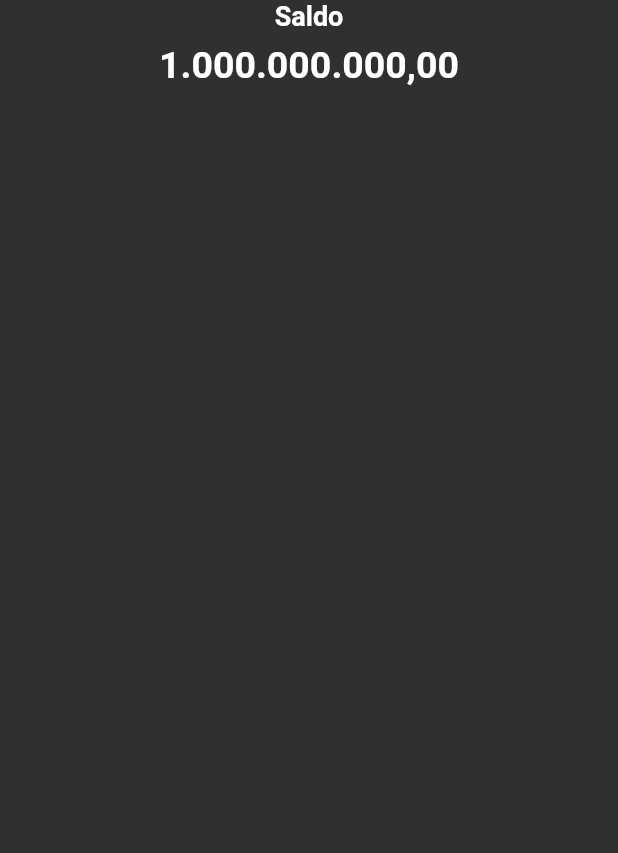
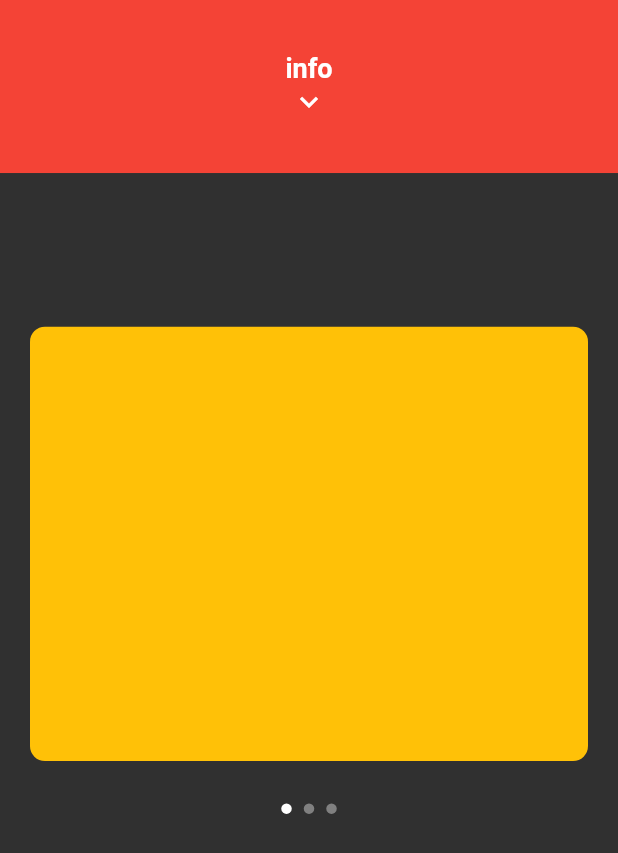
Before and after one commit to Mateus3578/CurrencyManager, a Flutter app: the screen it shows after launch, on a phone screen of 412 x 824 dp. Shown: the top 853 px of the screen. Run offline on Flutter 3.47's test engine with Material 2 defaults, Android fonts, the light colour scheme and no system bars.

Commit message:
Main layout
+ Push/press for show money;
+ Graph cards;
+

```diff
--- a/lib/pages/home/home.dart
+++ b/lib/pages/home/home.dart
@@ -1,5 +1,7 @@
 import 'package:flutter/material.dart';
 import 'package:tc/pages/home/widgets/card_money.dart';
+import 'package:tc/pages/home/widgets/dots_graphs.dart';
+import 'package:tc/pages/home/widgets/graph_view.dart';
 
 class Home extends StatefulWidget {
   @override
@@ -7,13 +9,88 @@ class Home extends StatefulWidget {
 }
 
 class _HomeState extends State<Home> {
+  late bool _showMoney;
+  late int _index;
+  late double _yPosition;
+
+  @override
+  void initState() {
+    super.initState();
+    _showMoney = false;
+    _index = 0;
+    _yPosition = 0;
+  }
+
   @override
   Widget build(BuildContext context) {
+    double _screenHeight = MediaQuery.of(context).size.height;
+    if (_yPosition == 0) {
+      _yPosition = _screenHeight * 0.24;
+    }
+
     return Scaffold(
+      extendBody: true,
       body: Stack(
         alignment: Alignment.topCenter,
         children: <Widget>[
-          CardMoney(),
+          CardMoney(
+            showMoney: _showMoney,
+            click: () {
+              setState(() {
+                _showMoney = !_showMoney;
+                _yPosition =
+                    _showMoney ? _screenHeight * 0.44 : _screenHeight * 0.24;
+              });
+            },
+          ),
+          GraphView(
+            top: !_showMoney ? _screenHeight * 0.24 : _screenHeight * 0.44,
+            changed: (index) {
+              setState(() {
+                _index = index;
+              });
+            },
+            pan: (details) {
+              double positionBottomLimit = _screenHeight * 0.44;
+              double positionTopLimit = _screenHeight * 0.24;
+              double midlePosition = positionBottomLimit - positionTopLimit;
+              midlePosition = midlePosition / 2;
+              setState(() {
+                _yPosition += details.delta.dy;
+
+                _yPosition = _yPosition < positionTopLimit
+                    ? positionTopLimit
+                    : _yPosition;
+
+                _yPosition = _yPosition > positionBottomLimit
+                    ? positionBottomLimit
+                    : _yPosition;
+
+                if (_yPosition != positionBottomLimit && details.delta.dy > 0) {
+                  _yPosition =
+                      _yPosition > positionTopLimit + midlePosition - 50
+                          ? positionBottomLimit
+                          : _yPosition;
+                }
+
+                if (_yPosition != positionTopLimit && details.delta.dy < 0) {
+                  _yPosition = _yPosition < positionBottomLimit - midlePosition
+                      ? positionTopLimit
+                      : _yPosition;
+                }
+
+                if (_yPosition == positionBottomLimit) {
+                  _showMoney = true;
+                } else if (_yPosition == positionTopLimit) {
+                  _showMoney = false;
+                }
+              });
+            },
+          ),
+          DotsGraphs(
+            index: _index,
+            top: !_showMoney ? _screenHeight * 0.65 : _screenHeight * 0.85,
+          ),
         ],
       ),
     );
--- /dev/null
+++ b/lib/pages/home/widgets/card_graphs.dart
@@ -0,0 +1,14 @@
+import 'package:flutter/material.dart';
+
+class CardGraphs extends StatelessWidget {
+  @override
+  Widget build(BuildContext context) {
+    return Padding(
+      padding: const EdgeInsets.all(20),
+      child: Container(
+        decoration: BoxDecoration(
+            color: Colors.amber, borderRadius: BorderRadius.circular(10)),
+      ),
+    );
+  }
+}
--- a/lib/pages/home/widgets/card_money.dart
+++ b/lib/pages/home/widgets/card_money.dart
@@ -1,6 +1,12 @@
 import 'package:flutter/material.dart';
 
 class CardMoney extends StatelessWidget {
+  final bool showMoney;
+  final VoidCallback click;
+
+  const CardMoney({Key? key, required this.showMoney, required this.click})
+      : super(key: key);
+
   @override
   Widget build(BuildContext context) {
     return Column(
@@ -8,37 +14,30 @@ class CardMoney extends StatelessWidget {
         SizedBox(
           height: MediaQuery.of(context).padding.top,
         ),
-        Column(
+        GestureDetector(
+          onTap: click,
+          child: Container(
+            color: Colors.red,
+            height: MediaQuery.of(context).size.height * 0.14,
+            child: Column(
               mainAxisAlignment: MainAxisAlignment.center,
-          children: <Widget>[
+              children: [
                 Row(
                   mainAxisAlignment: MainAxisAlignment.center,
                   children: <Widget>[
                     Text(
-                  'Saldo',
+                      "info",
                       style: TextStyle(
                         fontWeight: FontWeight.bold,
                         fontSize: 18,
                       ),
-                ),
+                    )
                   ],
                 ),
-            Padding(
-              padding: const EdgeInsets.all(8.0),
-              child: Row(
-                mainAxisAlignment: MainAxisAlignment.center,
-                children: <Widget>[
-                  Text(
-                    '1.000.000.000,00',
-                    style: TextStyle(
-                      fontWeight: FontWeight.bold,
-                      fontSize: 25,
-                    ),
-                  ),
+                Icon(!showMoney ? Icons.expand_more : Icons.expand_less),
               ],
             ),
           ),
-          ],
         ),
       ],
     );
--- /dev/null
+++ b/lib/pages/home/widgets/dots_graphs.dart
@@ -0,0 +1,53 @@
+import 'package:flutter/material.dart';
+
+class DotsGraphs extends StatelessWidget {
+  final int index;
+  final double top;
+
+  Color getColor(int dotIndex) {
+    return index == dotIndex ? Colors.white : Colors.white38;
+  }
+
+  const DotsGraphs({Key? key, required this.index, required this.top})
+      : super(key: key);
+
+  @override
+  Widget build(BuildContext context) {
+    return AnimatedPositioned(
+      duration: Duration(milliseconds: 300),
+      curve: Curves.easeOut,
+      top: top,
+      child: Row(
+        children: <Widget>[
+          AnimatedContainer(
+            duration: Duration(milliseconds: 300),
+            height: 7,
+            width: 7,
+            decoration:
+                BoxDecoration(color: getColor(0), shape: BoxShape.circle),
+          ),
+          SizedBox(
+            width: 8,
+          ),
+          AnimatedContainer(
+            duration: Duration(milliseconds: 300),
+            height: 7,
+            width: 7,
+            decoration:
+                BoxDecoration(color: getColor(1), shape: BoxShape.circle),
+          ),
+          SizedBox(
+            width: 8,
+          ),
+          AnimatedContainer(
+            duration: Duration(milliseconds: 300),
+            height: 7,
+            width: 7,
+            decoration:
+                BoxDecoration(color: getColor(2), shape: BoxShape.circle),
+          )
+        ],
+      ),
+    );
+  }
+}
--- /dev/null
+++ b/lib/pages/home/widgets/graph_view.dart
@@ -0,0 +1,37 @@
+import 'package:flutter/material.dart';
+import 'card_graphs.dart';
+
+class GraphView extends StatelessWidget {
+  final double top;
+  final ValueChanged<int> changed;
+  final GestureDragUpdateCallback pan;
+
+  const GraphView({
+    Key? key,
+    required this.top,
+    required this.changed,
+    required this.pan,
+  }) : super(key: key);
+
+  @override
+  Widget build(BuildContext context) {
+    return AnimatedPositioned(
+        duration: Duration(milliseconds: 300),
+        curve: Curves.easeOut,
+        top: top,
+        height: MediaQuery.of(context).size.height * 0.40,
+        left: 0,
+        right: 0,
+        child: GestureDetector(
+            onPanUpdate: pan,
+            child: PageView(
+              onPageChanged: changed,
+              physics: BouncingScrollPhysics(),
+              children: <Widget>[
+                CardGraphs(),
+                CardGraphs(),
+                CardGraphs(),
+              ],
+            )));
+  }
+}
```
Lines whose indentation alone changed are shown as unchanged.
